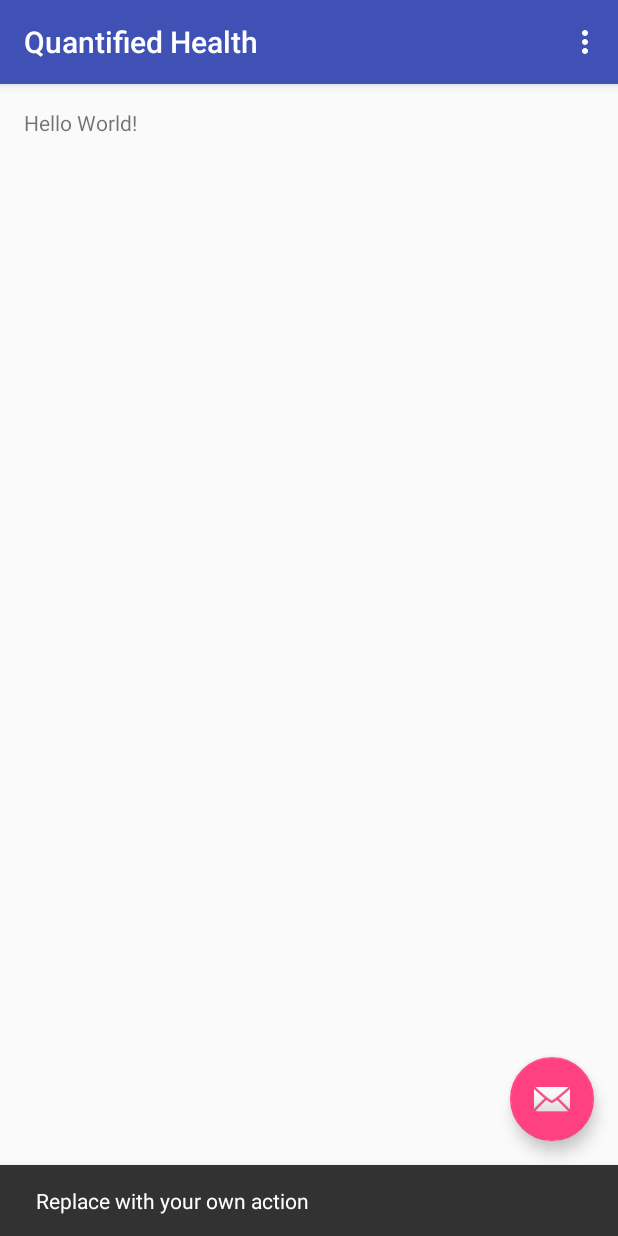
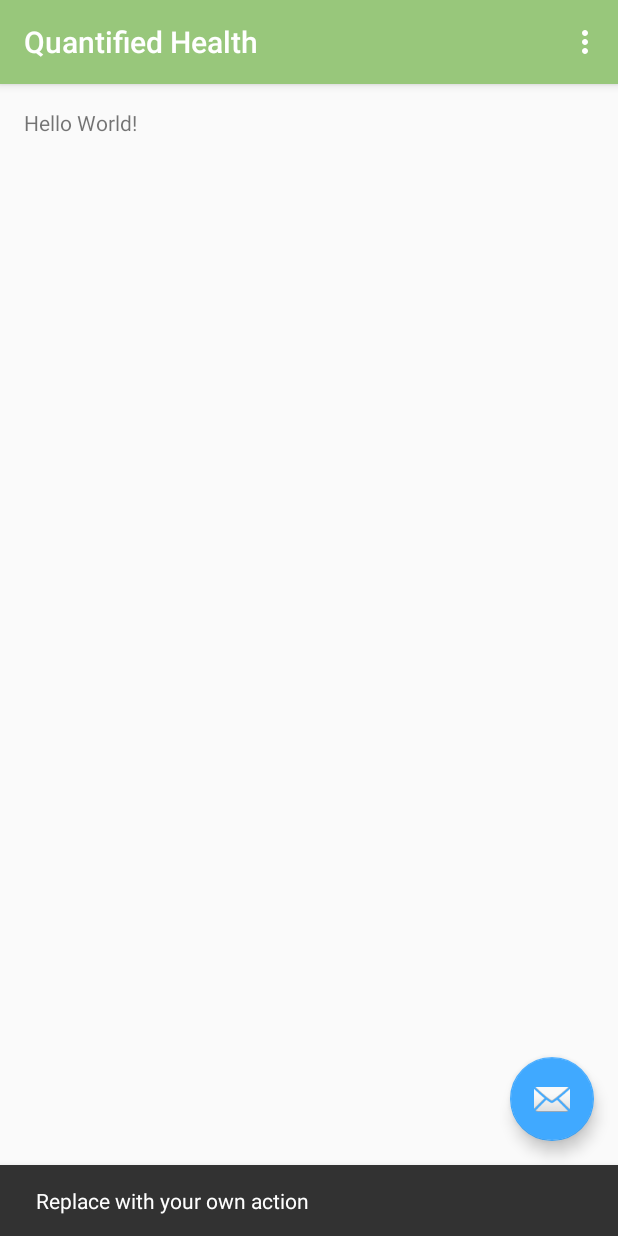
Before and after one commit to mhealthBench/android-app, an Android app: the MainActivity screen opened directly, with no data from a screen before it, after a tap on an icon or button, on a phone screen of 412 x 824 dp. Run offline under Robolectric (Android 15) with nearby library versions, the phone set to English and light mode, and no system bars.

Commit message:
Further layout changes

```diff
--- a/app/src/main/java/be/mhealth/quantifiedhealth/BenchmarkActivity.java
+++ b/app/src/main/java/be/mhealth/quantifiedhealth/BenchmarkActivity.java
@@ -24,6 +24,7 @@ public class BenchmarkActivity extends AppCompatActivity {
 
         toolbar = (Toolbar) findViewById(R.id.tool_bar);
         setSupportActionBar(toolbar);
+        getSupportActionBar().setDisplayHomeAsUpEnabled(true);
 
         createTabs();
 
--- a/app/src/main/res/layout/activity_benchmark.xml
+++ b/app/src/main/res/layout/activity_benchmark.xml
@@ -3,7 +3,7 @@
     android:layout_width="match_parent"
     android:layout_height="match_parent"
     android:orientation="vertical"
-    tools:context=".MainActivity">
+    tools:context=".BenchmarkActivity">
 
     <include
         android:id="@+id/tool_bar"
@@ -25,6 +25,6 @@
         android:layout_width="match_parent"
         android:layout_height="wrap_content"
         android:elevation="2dp"
-        android:background="@color/colorBackground"/>
+        android:background="@color/colorPrimaryDark"/>
 
 </LinearLayout>
--- a/app/src/main/res/layout/tool_bar.xml
+++ b/app/src/main/res/layout/tool_bar.xml
@@ -1,9 +1,11 @@
 <?xml version="1.0" encoding="utf-8"?>
 <android.support.v7.widget.Toolbar
+    xmlns:app="http://schemas.android.com/apk/res-auto"
     android:layout_height="wrap_content"
     android:layout_width="match_parent"
     android:elevation="4dp"
     android:id="@+id/app_bar"
     theme="@style/ThemeOverlay.AppCompat.Dark.ActionBar"
     popupTheme="@style/ThemeOverlay.AppCompat.Light"
-    xmlns:android="http://schemas.android.com/apk/res/android" />
+    xmlns:android="http://schemas.android.com/apk/res/android"
+    app:theme="@style/ToolBarStyle"/>
--- a/app/src/main/res/values/colors.xml
+++ b/app/src/main/res/values/colors.xml
@@ -1,9 +1,11 @@
 <?xml version="1.0" encoding="utf-8"?>
 <resources>
-    <color name="colorPrimary">#3F51B5</color>
-    <color name="colorPrimaryDark">#303F9F</color>
-    <color name="colorAccent">#FF4081</color>
+    <color name="colorPrimary">#98c77b</color>
+    <color name="colorPrimaryDark">#70945a</color>
+    <color name="colorAccent">#40a9ff</color>
+    <color name="colorTitle">@android:color/white</color>
     <color name="selector">@android:color/white</color>
     <color name="colorTabIndicator">#ffffff</color>
-    <color name="colorBackground">#98c77b</color>
+    <color name="colorBackground">#7c98c77b</color>
+    <color name="colorTabControl">#98c77b</color>
 </resources>
--- a/app/src/main/res/values/strings.xml
+++ b/app/src/main/res/values/strings.xml
@@ -1,7 +1,7 @@
 <resources>
     <string name="app_name">Quantified Health</string>
     <string name="action_settings">Settings</string>
-    <string name="title_activity_benchmark">BenchmarkActivity</string>
+    <string name="title_activity_benchmark">Health Benchmark</string>
     <string name="healthdata">Health Data</string>
     <string name="activity">Activity</string>
     <string name="nutrition">Nutrition</string>
```
Also changed, not shown: app/src/main/java/be/mhealth/quantifiedhealth/layouts/SlidingTabStrip.java (+3 -7 lines), app/src/main/res/values/styles.xml (+8 -0 lines).
